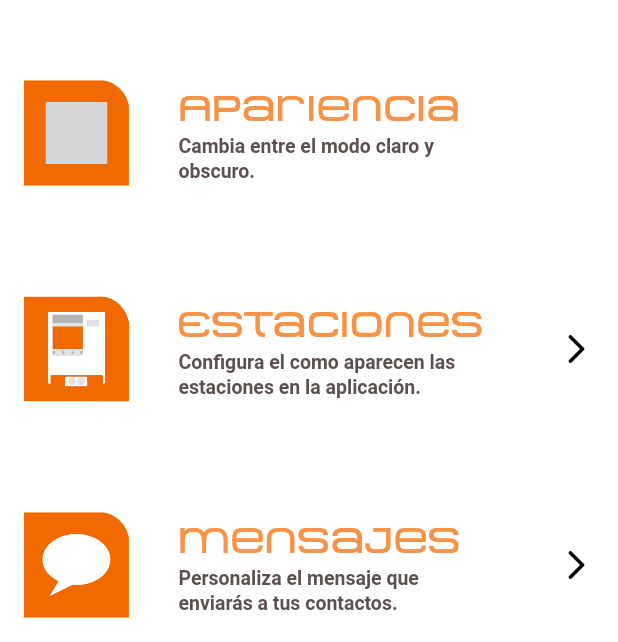
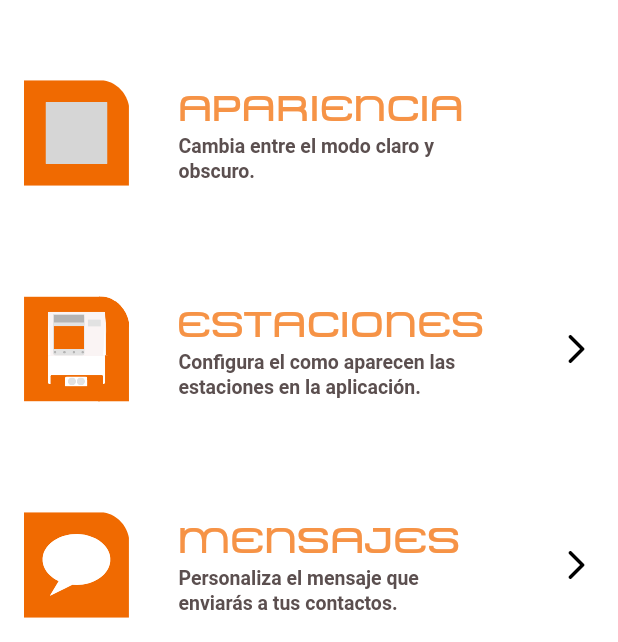
Before and after one commit to rafael-mex/anuncia-mi-llegada, a Flutter app: the SettingsScreen screen opened by its route, on a phone screen of 412 x 824 dp. Shown: the part 320-962 px from the top of the screen. Run offline on Flutter 3.47's test engine with Material 3 defaults, Android fonts, the phone set to English and light mode, and no system bars; our stand-ins replace flutter_svg, go_router, share_plus, shared_preferences; missing offline and left inert: flutter_inner_shadow, light_dark_theme_toggle; accounts and stored records are empty; Roboto replaces fonts that are missing (Nunito); project files that could hold a hidden picture were left out; grey boxes are pictures that could not be loaded.

Commit message:
refactor: el titulo de las configuraciones ahora es en mayúsculas y se actualiza el ícono de la config.: ESTACIONES

```diff
--- a/lib/config/menu/settings_items.dart
+++ b/lib/config/menu/settings_items.dart
@@ -28,7 +28,7 @@ final appSettingsItems = <MenuItem>[
 
   //------ Opción: Apariencia ------
   MenuItem(
-    title: Text("Apariencia", style: AppTheme.metroStyle),
+    title: Text("APARIENCIA", style: AppTheme.metroStyle),
     subtitle: Text(
       "Cambia entre el modo claro y \nobscuro.",
       style: AppTheme.nunitoFamilySubtitle,
@@ -38,7 +38,7 @@ final appSettingsItems = <MenuItem>[
   //------
   // ------ Opción: Estaciones ------
   MenuItem(
-    title: Text("Estaciones", style: AppTheme.metroStyle),
+    title: Text("ESTACIONES", style: AppTheme.metroStyle),
     subtitle: Text(
       "Configura el como aparecen las \nestaciones en la aplicación.",
       style: AppTheme.nunitoFamilySubtitle,
@@ -116,7 +116,7 @@ final appSettingsItems = <MenuItem>[
   // ------
   // ------ Opción: Mensajes ------
   MenuItem(
-    title: Text("Mensajes", style: AppTheme.metroStyle),
+    title: Text("MENSAJES", style: AppTheme.metroStyle),
     subtitle: Text(
       "Personaliza el mensaje que \nenviarás a tus contactos.",
       style: AppTheme.nunitoFamilySubtitle,
```
Also changed, not shown: assets/icons/config_icons/estaciones.svg.
